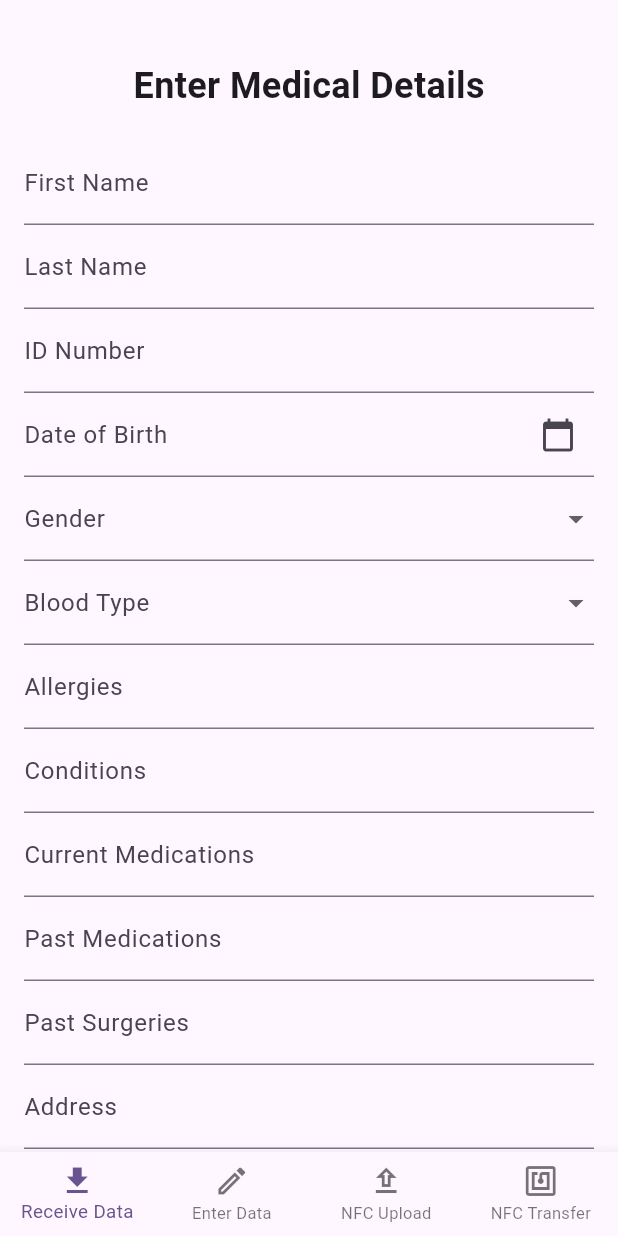
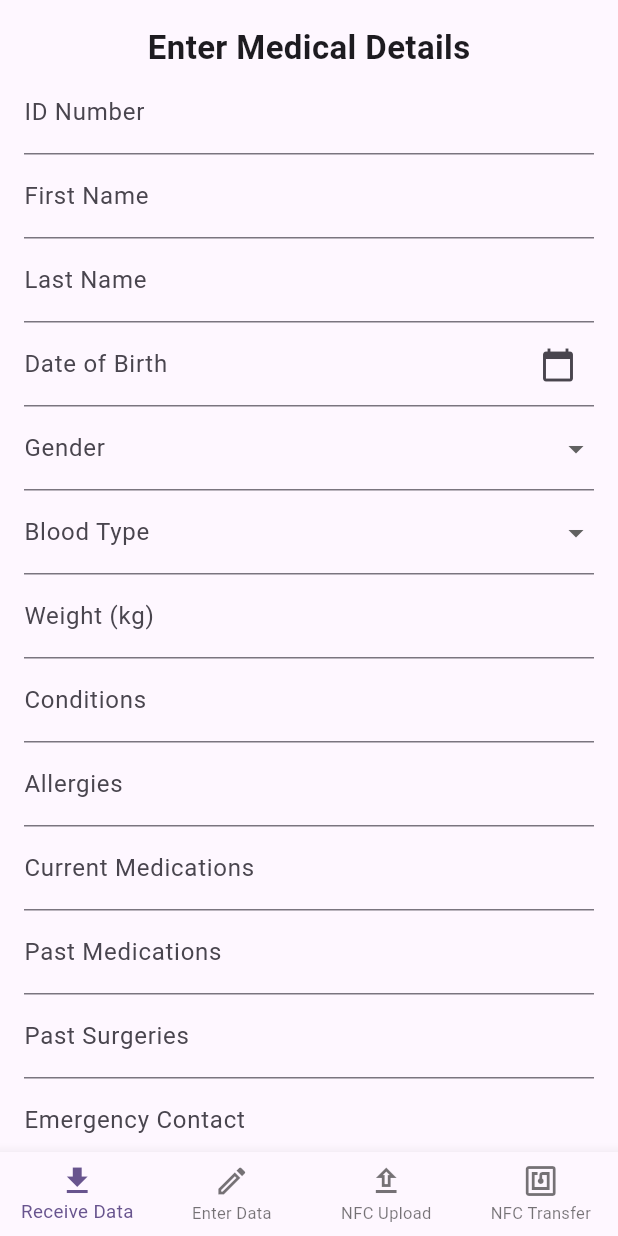
Before and after one commit to Yasin-Ahmed-Kamal-Khan/nfc_app, a Flutter app: the screen it shows after launch, on a phone screen of 412 x 824 dp. Run offline on Flutter 3.47's test engine with Material 3 defaults, Android fonts, the phone set to English and light mode, and no system bars; our stand-ins replace file_picker; missing offline and left inert: nfc_manager, nfc_manager_ndef.

Commit message:
feat: reorder fields by priority

```diff
--- a/lib/screens/enter_data_tab.dart
+++ b/lib/screens/enter_data_tab.dart
@@ -1,20 +1,19 @@
+// Keep your imports
 import 'package:flutter/material.dart';
 import 'dart:convert';
 import 'dart:io';
+import 'package:flutter/services.dart';
 import 'package:path_provider/path_provider.dart';
 import 'package:nfc_app/models/user_details.dart';
 
 class EnterDataTab extends StatefulWidget {
   const EnterDataTab({super.key});
-
   @override
   State<EnterDataTab> createState() => _EnterDataTabState();
 }
 
 class _EnterDataTabState extends State<EnterDataTab> {
   final _formKey = GlobalKey<FormState>();
-
-  // Controllers
   final _firstNameController = TextEditingController();
   final _lastNameController = TextEditingController();
   final _idNumberController = TextEditingController();
@@ -33,11 +32,61 @@ class _EnterDataTabState extends State<EnterDataTab> {
   final _dependentsController = TextEditingController();
 
   Gender? _selectedGender;
-  String? _selectedBloodType;
+  BloodType? _selectedBloodType;
+  GuardianType? _selectedGuardianType;
 
-  final List<String> _bloodTypes = [
-    'A+', 'A-', 'B+', 'B-', 'AB+', 'AB-', 'O+', 'O-'
-  ];
+  final List<BloodType> _bloodTypes = BloodType.values;
+  final List<GuardianType> _guardianOptions = GuardianType.values;
+
+  void _selectDate() async {
+    final pickedDate = await showDatePicker(
+      context: context,
+      initialDate: DateTime(1990),
+      firstDate: DateTime(1900),
+      lastDate: DateTime.now(),
+    );
+    if (pickedDate != null) {
+      _dateOfBirthController.text = pickedDate.toIso8601String().substring(0, 10);
+    }
+  }
+
+  Future<void> _saveDetailsToJsonFile(String fileName, String jsonData) async {
+    final directory = await getApplicationDocumentsDirectory();
+    final file = File('${directory.path}/$fileName');
+    await file.writeAsString(jsonData);
+    if (mounted) {
+      ScaffoldMessenger.of(context).showSnackBar(
+        SnackBar(content: Text('Details saved to ${file.path}')),
+      );
+    }
+  }
+
+  void _saveDetails() async {
+    final userDetails = UserDetails(
+      firstName: _firstNameController.text,
+      lastName: _lastNameController.text,
+      idNumber: _idNumberController.text,
+      dateOfBirth: DateTime.parse(_dateOfBirthController.text),
+      gender: _selectedGender ?? Gender.male,
+      bloodType: _selectedBloodType ?? BloodType.unknown,
+      allergies: _allergiesController.text,
+      conditions: _conditionsController.text,
+      currentMedications: _currentMedicationsController.text,
+      pastMedications: _pastMedicationsController.text,
+      pastSurgeries: _pastSurgeriesController.text,
+      address: _addressController.text,
+      phoneNumber: _phoneNumberController.text,
+      emergencyContact: _emergencyContactController.text,
+      dependents: _dependentsController.text.isEmpty ? 'None' : _dependentsController.text,
+      dependentOn: _selectedGuardianType ?? GuardianType.none,
+      lastSync: _lastSyncController.text,
+      doctorNotes: _doctorNotesController.text,
+      weight: double.tryParse(_weightController.text) ?? 0.0,
+    );
+
+    final json = jsonEncode(userDetails.toJson());
+    await _saveDetailsToJsonFile('user_details.json', json);
+  }
 
   @override
   void dispose() {
@@ -60,177 +109,61 @@ class _EnterDataTabState extends State<EnterDataTab> {
     super.dispose();
   }
 
-  Future<void> _saveDetailsToJsonFile(String fileName, String jsonData) async {
-    try {
-      final directory = await getApplicationDocumentsDirectory();
-      final file = File('${directory.path}/$fileName');
-      await file.writeAsString(jsonData);
-      if (mounted) {
-        ScaffoldMessenger.of(context).showSnackBar(
-          SnackBar(content: Text('Details saved to ${file.path}')),
-        );
-      }
-    } catch (e) {
-      if (mounted) {
-        ScaffoldMessenger.of(context).showSnackBar(
-          SnackBar(content: Text('Error saving file: $e')),
-        );
-      }
-    }
-  }
-
-  void _selectDate() async {
-    final pickedDate = await showDatePicker(
-      context: context,
-      initialDate: DateTime(1990),
-      firstDate: DateTime(1900),
-      lastDate: DateTime.now(),
-    );
-    if (pickedDate != null) {
-      _dateOfBirthController.text = pickedDate.toIso8601String().substring(0, 10);
-    }
-  }
-
-  void _saveDetails() async {
-    final userDetails = UserDetails(
-      firstName: _firstNameController.text,
-      lastName: _lastNameController.text,
-      idNumber: _idNumberController.text,
-      dateOfBirth: DateTime.parse(_dateOfBirthController.text),
-      gender: _selectedGender ?? Gender.male,
-      bloodType: _selectedBloodType ?? 'Unknown',
-      allergies: _allergiesController.text,
-      conditions: _conditionsController.text,
-      currentMedications: _currentMedicationsController.text,
-      pastMedications: _pastMedicationsController.text,
-      pastSurgeries: _pastSurgeriesController.text,
-      address: _addressController.text,
-      phoneNumber: _phoneNumberController.text,
-      emergencyContact: _emergencyContactController.text,
-      dependents: int.tryParse(_dependentsController.text) ?? 0,
-      lastSync: _lastSyncController.text,
-      doctorNotes: _doctorNotesController.text,
-      weight: double.tryParse(_weightController.text) ?? 0.0,
-    );
-
-    final json = jsonEncode(userDetails.toJson());
-    await _saveDetailsToJsonFile('user_details.json', json);
-  }
-
   @override
   Widget build(BuildContext context) {
     return SingleChildScrollView(
       child: Padding(
-        padding: const EdgeInsets.fromLTRB(16, 40, 16, 20),
+        padding: const EdgeInsets.all(16),
         child: Form(
           key: _formKey,
           child: Column(
             children: [
-              const Text(
-                'Enter Medical Details',
-                style: TextStyle(fontSize: 24, fontWeight: FontWeight.bold),
-              ),
-              const SizedBox(height: 20),
-              TextFormField(
-                controller: _firstNameController,
-                decoration: const InputDecoration(labelText: 'First Name'),
-              ),
-              TextFormField(
-                controller: _lastNameController,
-                decoration: const InputDecoration(labelText: 'Last Name'),
-              ),
-              TextFormField(
-                controller: _idNumberController,
-                decoration: const InputDecoration(labelText: 'ID Number'),
-              ),
+              const Text('Enter Medical Details', style: TextStyle(fontSize: 22, fontWeight: FontWeight.bold)),
+              TextFormField(controller: _idNumberController, decoration: const InputDecoration(labelText: 'ID Number')),
+              TextFormField(controller: _firstNameController, decoration: const InputDecoration(labelText: 'First Name')),
+              TextFormField(controller: _lastNameController, decoration: const InputDecoration(labelText: 'Last Name')),
               TextFormField(
                 controller: _dateOfBirthController,
-                decoration: const InputDecoration(
-                  labelText: 'Date of Birth',
-                  suffixIcon: Icon(Icons.calendar_today),
-                ),
+                decoration: const InputDecoration(labelText: 'Date of Birth', suffixIcon: Icon(Icons.calendar_today)),
                 readOnly: true,
                 onTap: _selectDate,
               ),
               DropdownButtonFormField<Gender>(
                 value: _selectedGender,
-                items: Gender.values.map((g) {
-                  return DropdownMenuItem(
-                    value: g,
-                    child: Text(g == Gender.male ? 'Male' : 'Female'),
-                  );
-                }).toList(),
+                items: Gender.values.map((g) => DropdownMenuItem(value: g, child: Text(g.name))).toList(),
                 onChanged: (val) => setState(() => _selectedGender = val),
                 decoration: const InputDecoration(labelText: 'Gender'),
               ),
-              DropdownButtonFormField<String>(
+              DropdownButtonFormField<BloodType>(
                 value: _selectedBloodType,
-                items: _bloodTypes.map((type) {
-                  return DropdownMenuItem(
-                    value: type,
-                    child: Text(type),
-                  );
-                }).toList(),
+                items: _bloodTypes.map((type) => DropdownMenuItem(value: type, child: Text(type.toShortString()))).toList(),
                 onChanged: (val) => setState(() => _selectedBloodType = val),
                 decoration: const InputDecoration(labelText: 'Blood Type'),
               ),
-              TextFormField(
-                controller: _allergiesController,
-                decoration: const InputDecoration(labelText: 'Allergies'),
+              TextFormField(controller: _weightController, decoration: const InputDecoration(labelText: 'Weight (kg)'), keyboardType: const TextInputType.numberWithOptions(decimal: true)),
+              TextFormField(controller: _conditionsController, decoration: const InputDecoration(labelText: 'Conditions')),
+              TextFormField(controller: _allergiesController, decoration: const InputDecoration(labelText: 'Allergies')),
+              TextFormField(controller: _currentMedicationsController, decoration: const InputDecoration(labelText: 'Current Medications')),
+              TextFormField(controller: _pastMedicationsController, decoration: const InputDecoration(labelText: 'Past Medications')),
+              TextFormField(controller: _pastSurgeriesController, decoration: const InputDecoration(labelText: 'Past Surgeries')),
+              TextFormField(controller: _emergencyContactController, decoration: const InputDecoration(labelText: 'Emergency Contact'), keyboardType: TextInputType.phone, inputFormatters: [FilteringTextInputFormatter.digitsOnly]),
+              TextFormField(controller: _phoneNumberController, decoration: const InputDecoration(labelText: 'Phone Number'), keyboardType: TextInputType.phone, inputFormatters: [FilteringTextInputFormatter.digitsOnly]),
+              TextFormField(controller: _dependentsController, decoration: const InputDecoration(labelText: 'Dependents (comma-separated or "None")')),
+              DropdownButtonFormField<GuardianType>(
+                value: _selectedGuardianType,
+                items: _guardianOptions.map((g) => DropdownMenuItem(value: g, child: Text(g.name))).toList(),
+                onChanged: (val) => setState(() => _selectedGuardianType = val),
+                decoration: const InputDecoration(labelText: 'Dependent On'),
               ),
-              TextFormField(
-                controller: _conditionsController,
-                decoration: const InputDecoration(labelText: 'Conditions'),
-              ),
-              TextFormField(
-                controller: _currentMedicationsController,
-                decoration: const InputDecoration(labelText: 'Current Medications'),
-              ),
-              TextFormField(
-                controller: _pastMedicationsController,
-                decoration: const InputDecoration(labelText: 'Past Medications'),
-              ),
-              TextFormField(
-                controller: _pastSurgeriesController,
-                decoration: const InputDecoration(labelText: 'Past Surgeries'),
-              ),
-              TextFormField(
-                controller: _addressController,
-                decoration: const InputDecoration(labelText: 'Address'),
-              ),
-              TextFormField(
-                controller: _phoneNumberController,
-                decoration: const InputDecoration(labelText: 'Phone Number'),
-              ),
-              TextFormField(
-                controller: _emergencyContactController,
-                decoration: const InputDecoration(labelText: 'Emergency Contact'),
-              ),
-              TextFormField(
-                controller: _dependentsController,
-                decoration: const InputDecoration(labelText: 'Dependents'),
-                keyboardType: TextInputType.number,
-              ),
-              TextFormField(
-                controller: _lastSyncController,
-                decoration: const InputDecoration(labelText: 'Last Sync Time'),
-              ),
-              TextFormField(
-                controller: _doctorNotesController,
-                decoration: const InputDecoration(labelText: 'Doctor Notes'),
-                maxLines: 4,
-              ),
-              TextFormField(
-                controller: _weightController,
-                decoration: const InputDecoration(labelText: 'Weight (kg)'),
-                keyboardType: TextInputType.number,
-              ),
+              TextFormField(controller: _addressController, decoration: const InputDecoration(labelText: 'Address')),
+              TextFormField(controller: _doctorNotesController, decoration: const InputDecoration(labelText: 'Doctor Notes'), maxLines: 3),
+              TextFormField(controller: _lastSyncController, decoration: const InputDecoration(labelText: 'Last Sync Timestamp')),
               const SizedBox(height: 20),
               ElevatedButton.icon(
                 onPressed: _saveDetails,
                 icon: const Icon(Icons.save),
-                label: const Text('Save Details'),
-              )
+                label: const Text('Save'),
+              ),
             ],
           ),
         ),
```
Also changed, not shown: lib/models/user_details.dart (+64 -80 lines).
